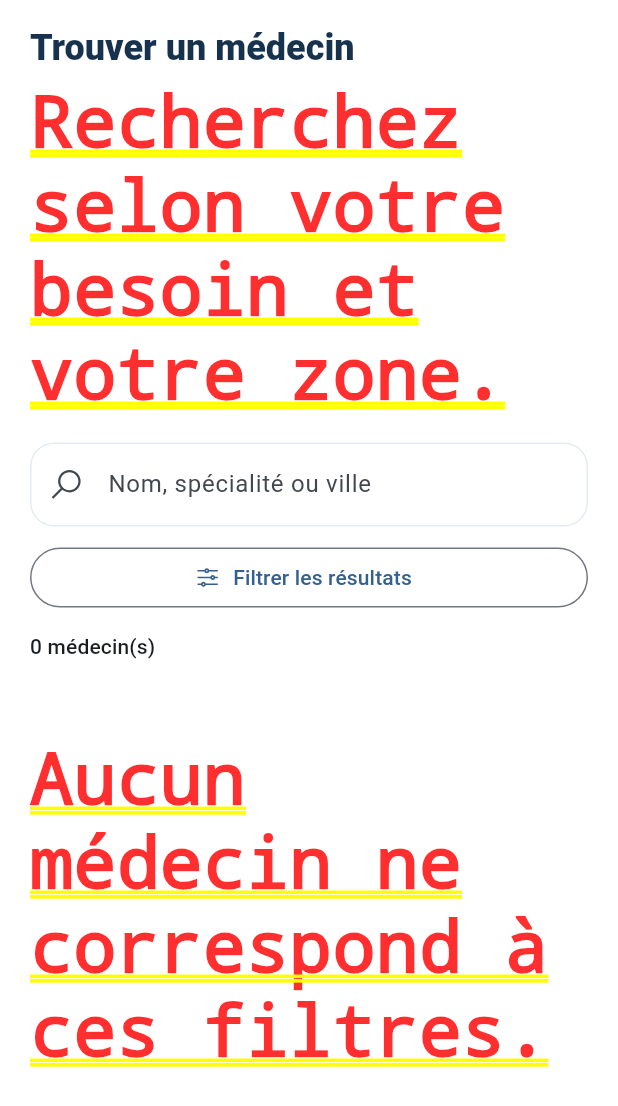
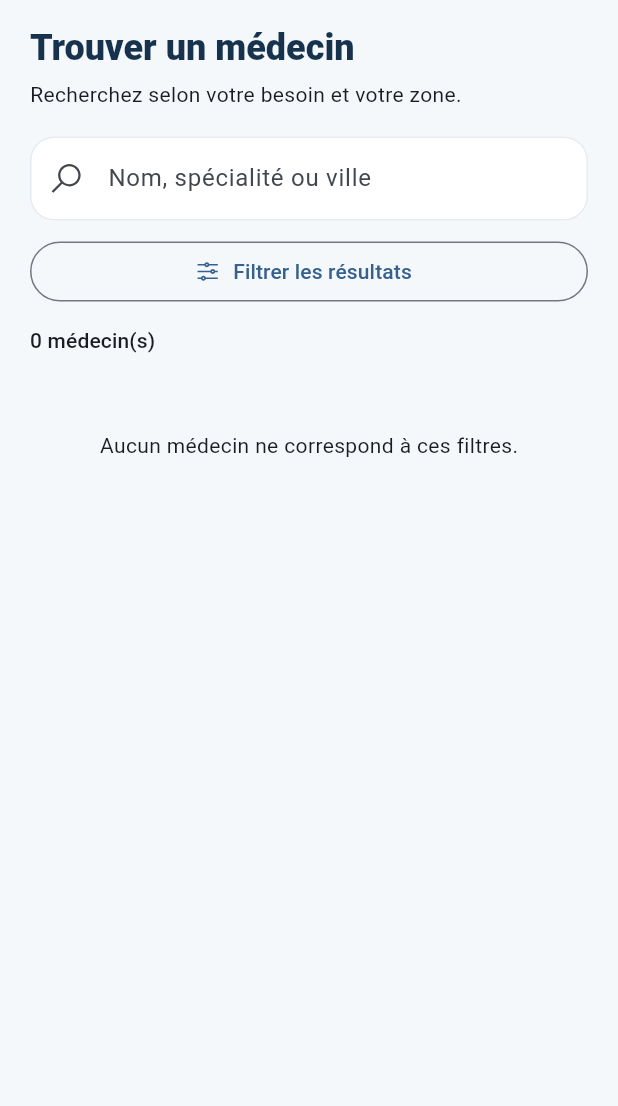
Before and after one commit to KafackLolys/medilink-flutter, a Flutter app: the HomeShell screen opened directly with empty values, after a tap on "Trouver un médecin", on a phone screen of 412 x 824 dp. Shown: the top 1106 px of the screen. Run offline on Flutter 3.47's test engine with Material 3 defaults, Android fonts, the phone set to English and light mode, and no system bars; our stand-ins replace file_picker, firebase_core, firebase_messaging, flutter_local_notifications, flutter_secure_storage, google_sign_in and 3 more; accounts and stored records are empty.

Commit message:
Add Material ancestor to shortcut destination screen

```diff
--- a/lib/features/doctors/presentation/doctors_screen.dart
+++ b/lib/features/doctors/presentation/doctors_screen.dart
@@ -124,7 +124,9 @@ class _DoctorsScreenState extends State<DoctorsScreen> {
       city != 'Toutes',
       mode != 'Tous'
     ].where((active) => active).length;
-    return ListView(
+    return Material(
+      color: Theme.of(context).scaffoldBackgroundColor,
+      child: ListView(
       padding: const EdgeInsets.fromLTRB(20, 16, 20, 28),
       children: [
         Text('Trouver un médecin',
@@ -193,7 +195,7 @@ class _DoctorsScreenState extends State<DoctorsScreen> {
         else
           ...doctors.map(_doctorCard),
       ],
-    );
+    ));
   }
 
   Widget _doctorCard(Map<String, dynamic> doctor) {
```
